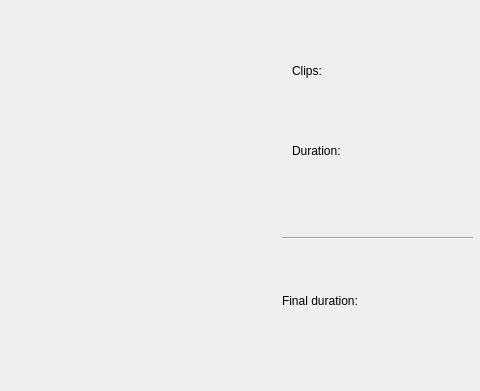
MalchuL/StreamScrapper, file clips_editor/ui/clip_editor.ui: the form before one commit; both pictures show x 748 to 1228 and y 0 to 391 of the 1228 by 775 pixel window.
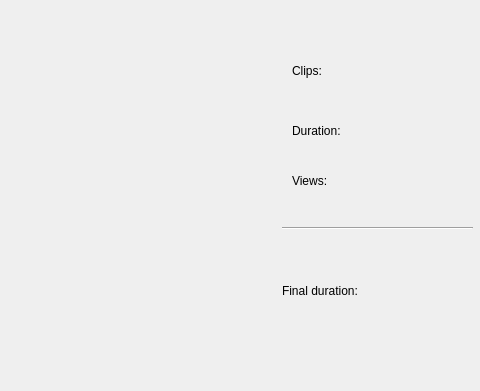
The form after the commit. Custom widgets are drawn as their Qt base class.

Commit message: Add clips views

Patch:
```diff
--- a/clips_editor/ui/clip_editor.ui
+++ b/clips_editor/ui/clip_editor.ui
@@ -155,7 +155,7 @@
     <property name="geometry">
      <rect>
       <x>1040</x>
-      <y>120</y>
+      <y>100</y>
       <width>161</width>
       <height>61</height>
      </rect>
@@ -194,7 +194,7 @@
     <property name="geometry">
      <rect>
       <x>1030</x>
-      <y>230</y>
+      <y>220</y>
       <width>191</width>
       <height>16</height>
      </rect>
@@ -207,7 +207,7 @@
     <property name="geometry">
      <rect>
       <x>1030</x>
-      <y>270</y>
+      <y>260</y>
       <width>191</width>
       <height>61</height>
      </rect>
@@ -216,6 +216,19 @@
      <string>Final duration: </string>
     </property>
    </widget>
+   <widget class="QLabel" name="viewerCount">
+    <property name="geometry">
+     <rect>
+      <x>1040</x>
+      <y>150</y>
+      <width>161</width>
+      <height>61</height>
+     </rect>
+    </property>
+    <property name="text">
+     <string>Views:</string>
+    </property>
+   </widget>
   </widget>
   <widget class="QStatusBar" name="statusbar"/>
   <widget class="QMenuBar" name="menubar">
```
The commit also changes 2 other files.
